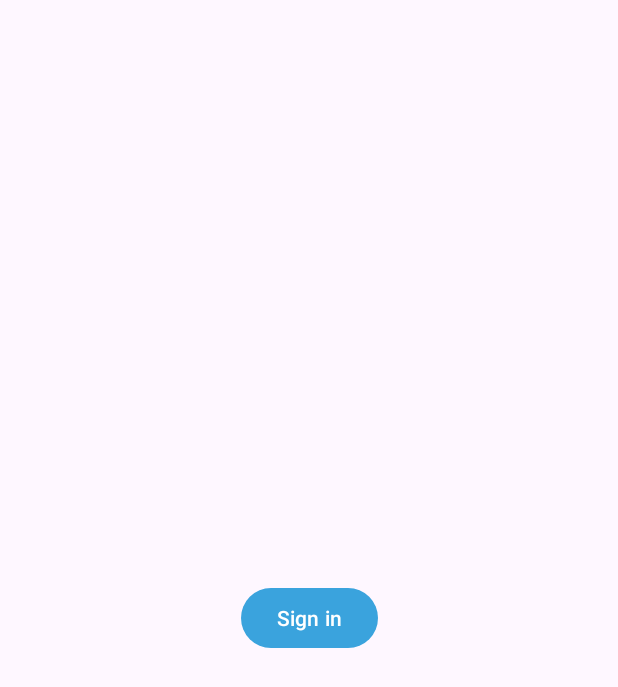
After one commit to Fahim-046/Rokomari-Clone, an Android app: the AccountActivity screen opened directly, with no data from a screen before it, on a phone screen of 412 x 824 dp. The commit adds this screen. Shown: the top 687 px of the screen. Run offline under Robolectric (Android 15) with nearby library versions, the phone set to English and light mode, and no system bars; our stand-ins replace Dagger/Hilt's generated code, Firebase (no records; nobody signed in at launch, a user with empty details on screens opened directly); Roboto replaces fonts that are not available here.

Commit message:
Added google sign in

```diff
--- a/app/build.gradle.kts
+++ b/app/build.gradle.kts
@@ -4,6 +4,7 @@ plugins {
     id("kotlin-kapt")
     id("com.google.dagger.hilt.android")
     id("androidx.navigation.safeargs")
+    id("com.google.gms.google-services")
 }
 
 android {
--- a/app/src/main/AndroidManifest.xml
+++ b/app/src/main/AndroidManifest.xml
@@ -1,6 +1,8 @@
 <?xml version="1.0" encoding="utf-8"?>
 <manifest xmlns:android="http://schemas.android.com/apk/res/android"
     xmlns:tools="http://schemas.android.com/tools">
+
+    <uses-permission android:name="android.permission.INTERNET" />
 
     <application
         android:name=".utils.app.App"
@@ -13,6 +15,9 @@
         android:supportsRtl="true"
         android:theme="@style/Theme.RokomariBookApp"
         tools:targetApi="31">
+        <activity
+            android:name=".ui.account.AccountActivity"
+            android:exported="false" />
         <activity
             android:name=".ui.products.ProductsActivity"
             android:exported="false" />
--- /dev/null
+++ b/app/src/main/java/com/example/rokomaribookapp/ui/account/AccountActivity.kt
@@ -0,0 +1,24 @@
+package com.example.rokomaribookapp.ui.account
+
+import android.os.Bundle
+import androidx.appcompat.app.AppCompatActivity
+import androidx.navigation.fragment.NavHostFragment
+import com.example.rokomaribookapp.R
+import com.example.rokomaribookapp.databinding.ActivityAccountBinding
+import com.google.firebase.Firebase
+import com.google.firebase.auth.auth
+import dagger.hilt.android.AndroidEntryPoint
+
+@AndroidEntryPoint
+class AccountActivity : AppCompatActivity() {
+    private lateinit var binding: ActivityAccountBinding
+    override fun onCreate(savedInstanceState: Bundle?) {
+        super.onCreate(savedInstanceState)
+        binding = ActivityAccountBinding.inflate(layoutInflater)
+        setContentView(binding.root)
+        val auth = Firebase.auth
+        val navHostFragment =
+            supportFragmentManager.findFragmentById(R.id.fragmentContainerViewAccount) as NavHostFragment
+        val navController = navHostFragment.navController
+    }
+}
--- /dev/null
+++ b/app/src/main/java/com/example/rokomaribookapp/ui/account/auth/SignInFragment.kt
@@ -0,0 +1,86 @@
+package com.example.rokomaribookapp.ui.account.auth
+
+import android.app.Activity
+import android.app.Activity.RESULT_OK
+import android.os.Bundle
+import android.util.Log
+import android.view.View
+import android.widget.Toast
+import androidx.activity.result.IntentSenderRequest
+import androidx.activity.result.contract.ActivityResultContracts
+import androidx.fragment.app.Fragment
+import androidx.fragment.app.viewModels
+import androidx.lifecycle.lifecycleScope
+import androidx.navigation.fragment.findNavController
+import com.example.rokomaribookapp.R
+import com.example.rokomaribookapp.databinding.FragmentSignInBinding
+import com.google.android.gms.auth.api.identity.Identity
+import com.google.android.gms.auth.api.signin.GoogleSignIn
+import com.google.android.gms.auth.api.signin.GoogleSignInAccount
+import com.google.android.gms.auth.api.signin.GoogleSignInClient
+import com.google.android.gms.auth.api.signin.GoogleSignInOptions
+import com.google.android.gms.tasks.Task
+import com.google.firebase.Firebase
+import com.google.firebase.auth.FirebaseAuth
+import com.google.firebase.auth.GoogleAuthProvider
+import com.google.firebase.auth.auth
+import kotlinx.coroutines.flow.collect
+import kotlinx.coroutines.launch
+
+class SignInFragment : Fragment(R.layout.fragment_sign_in) {
+    private lateinit var binding: FragmentSignInBinding
+    private lateinit var auth: FirebaseAuth
+    private lateinit var googleSignInClient: GoogleSignInClient
+    override fun onViewCreated(view: View, savedInstanceState: Bundle?) {
+        super.onViewCreated(view, savedInstanceState)
+        binding = FragmentSignInBinding.bind(view)
+        auth = Firebase.auth
+        val gso = GoogleSignInOptions.Builder(GoogleSignInOptions.DEFAULT_SIGN_IN)
+            .requestIdToken(getString(R.string.default_web_client_id))
+            .requestEmail()
+            .build()
+        googleSignInClient = GoogleSignIn.getClient(requireContext(), gso)
+        binding.signInBtn.setOnClickListener {
+            signIn()
+        }
+    }
+
+    private fun signIn() {
+        val signInIntent = googleSignInClient.signInIntent
+        launcher.launch(signInIntent)
+    }
+
+    private val launcher =
+        registerForActivityResult(ActivityResultContracts.StartActivityForResult()) { result ->
+            if (result.resultCode == RESULT_OK){
+                val task = GoogleSignIn.getSignedInAccountFromIntent(result.data)
+                handleResults(task)
+            }
+        }
+
+    private fun handleResults(task: Task<GoogleSignInAccount>) {
+        if(task.isSuccessful){
+            val account:GoogleSignInAccount? = task.result
+            if(account!=null){
+                updateUI(account)
+            }
+        }
+        else{
+            Toast.makeText(requireContext(),task.exception.toString(),Toast.LENGTH_SHORT).show()
+        }
+    }
+
+    private fun updateUI(account: GoogleSignInAccount) {
+        val credential = GoogleAuthProvider.getCredential(account.idToken,null)
+        auth.signInWithCredential(credential).addOnCompleteListener {
+            if(it.isSuccessful){
+                Toast.makeText(requireContext(), "Successfully signed in", Toast.LENGTH_SHORT).show()
+                requireActivity().finish()
+            }
+            else{
+                Toast.makeText(requireContext(),it.exception.toString(),Toast.LENGTH_SHORT).show()
+            }
+        }
+    }
+
+}
--- /dev/null
+++ b/app/src/main/java/com/example/rokomaribookapp/ui/account/auth/SignInState.kt
@@ -0,0 +1,6 @@
+package com.example.rokomaribookapp.ui.account.auth
+
+data class SignInState(
+    val isSignInSuccessful: Boolean = false,
+    val signInError: String? = null
+)
--- a/app/src/main/java/com/example/rokomaribookapp/ui/account/profile/AccountFragment.kt
+++ b/app/src/main/java/com/example/rokomaribookapp/ui/account/profile/AccountFragment.kt
@@ -1,4 +1,4 @@
-package com.example.rokomaribookapp.ui.account
+package com.example.rokomaribookapp.ui.account.profile
 
 import android.os.Bundle
 import android.util.Log
--- a/app/src/main/java/com/example/rokomaribookapp/ui/account/profile/AccountFragmentViewModel.kt
+++ b/app/src/main/java/com/example/rokomaribookapp/ui/account/profile/AccountFragmentViewModel.kt
@@ -1,4 +1,4 @@
-package com.example.rokomaribookapp.ui.account
+package com.example.rokomaribookapp.ui.account.profile
 
 class AccountFragmentViewModel {
 }
--- /dev/null
+++ b/app/src/main/res/layout/activity_account.xml
@@ -0,0 +1,21 @@
+<?xml version="1.0" encoding="utf-8"?>
+<androidx.constraintlayout.widget.ConstraintLayout xmlns:android="http://schemas.android.com/apk/res/android"
+    xmlns:app="http://schemas.android.com/apk/res-auto"
+    xmlns:tools="http://schemas.android.com/tools"
+    android:layout_width="match_parent"
+    android:layout_height="match_parent"
+    tools:context=".ui.account.AccountActivity">
+
+    <androidx.fragment.app.FragmentContainerView
+        android:id="@+id/fragmentContainerViewAccount"
+        android:name="androidx.navigation.fragment.NavHostFragment"
+        android:layout_width="0dp"
+        android:layout_height="0dp"
+        app:defaultNavHost="true"
+        app:navGraph="@navigation/account_graph"
+        app:layout_constraintTop_toTopOf="parent"
+        app:layout_constraintStart_toStartOf="parent"
+        app:layout_constraintEnd_toEndOf="parent"
+        app:layout_constraintBottom_toBottomOf="parent"
+       />
+</androidx.constraintlayout.widget.ConstraintLayout>
--- a/app/src/main/res/layout/fragment_account.xml
+++ b/app/src/main/res/layout/fragment_account.xml
@@ -4,7 +4,7 @@
     xmlns:tools="http://schemas.android.com/tools"
     android:layout_width="match_parent"
     android:layout_height="600dp"
-    tools:context=".ui.account.AccountFragment">
+    tools:context=".ui.account.profile.AccountFragment">
 
     <androidx.core.widget.NestedScrollView
         android:layout_width="match_parent"
--- /dev/null
+++ b/app/src/main/res/layout/fragment_sign_in.xml
@@ -0,0 +1,20 @@
+<?xml version="1.0" encoding="utf-8"?>
+<androidx.constraintlayout.widget.ConstraintLayout xmlns:android="http://schemas.android.com/apk/res/android"
+    xmlns:tools="http://schemas.android.com/tools"
+    android:layout_width="match_parent"
+    android:layout_height="match_parent"
+    xmlns:app="http://schemas.android.com/apk/res-auto"
+    tools:context=".authentication.SignInFragment">
+
+    <!-- TODO: Update blank fragment layout -->
+    <Button
+        android:id="@+id/sign_in_btn"
+        android:layout_width="wrap_content"
+        android:layout_height="wrap_content"
+        app:layout_constraintTop_toTopOf="parent"
+        app:layout_constraintEnd_toEndOf="parent"
+        app:layout_constraintStart_toStartOf="parent"
+        app:layout_constraintBottom_toBottomOf="parent"
+        android:text="Sign in"/>
+
+</androidx.constraintlayout.widget.ConstraintLayout>
--- /dev/null
+++ b/app/src/main/res/navigation/account_graph.xml
@@ -0,0 +1,12 @@
+<?xml version="1.0" encoding="utf-8"?>
+<navigation xmlns:android="http://schemas.android.com/apk/res/android"
+    xmlns:app="http://schemas.android.com/apk/res-auto"
+    xmlns:tools="http://schemas.android.com/tools"
+    android:id="@+id/account_graph"
+    app:startDestination="@id/signInFragment2">
+
+    <fragment
+        android:id="@+id/signInFragment2"
+        android:name="com.example.rokomaribookapp.ui.account.auth.SignInFragment"
+        android:label="SignInFragment" />
+</navigation>
--- a/app/src/main/res/navigation/bottom_nav.xml
+++ b/app/src/main/res/navigation/bottom_nav.xml
@@ -44,4 +44,9 @@
         android:name="com.example.rokomaribookapp.ui.products.ProductsActivity"
         android:label="activity_products"
         tools:layout="@layout/activity_products" />
+    <fragment
+        android:id="@+id/signInFragment"
+        android:name="com.example.rokomaribookapp.authentication.SignInFragment"
+        android:label="fragment_sign_in"
+        tools:layout="@layout/fragment_sign_in" />
 </navigation>
--- a/app/src/main/res/values/strings.xml
+++ b/app/src/main/res/values/strings.xml
@@ -2,5 +2,4 @@
     <string name="app_name">Rokomari Book app</string>
     <!-- TODO: Remove or change this placeholder text -->
     <string name="hello_blank_fragment">Hello blank fragment</string>
-    <string name="web_token_id">299544617227-hq32k4h1pou6022kqra4ndhpc1rqh21q.apps.googleusercontent.com</string>
 </resources>
--- a/build.gradle.kts
+++ b/build.gradle.kts
@@ -1,3 +1,8 @@
+buildscript {
+    dependencies {
+        classpath("com.google.gms:google-services:4.4.0")
+    }
+}
 // Top-level build file where you can add configuration options common to all sub-projects/modules.
 plugins {
     id("com.android.application") version "8.1.0" apply false
```
Also changed, not shown: app/src/main/java/com/example/rokomaribookapp/MainActivity.kt (+14 -6 lines), app/src/main/java/com/example/rokomaribookapp/ui/account/auth/GoogleAuthUiClient.kt (added, +91 -0 lines), app/src/main/java/com/example/rokomaribookapp/ui/account/auth/SignInResult.kt (added, +12 -0 lines), app/src/main/java/com/example/rokomaribookapp/ui/account/auth/SignInViewModel.kt (added, +27 -0 lines), 1 other file.
